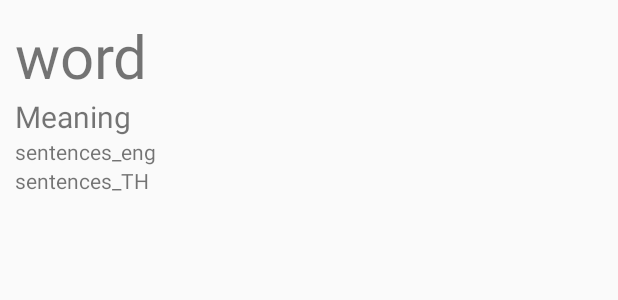
After one commit to chanon1261/499, an Android app: the layout word_list.xml on its own in the app's theme, with its tools: preview values and no code run, on a phone screen of 412 x 824 dp. The commit adds this screen. Shown: the top 300 px of the screen. Run offline under Robolectric (Android 15) with nearby library versions, the phone set to English and light mode, and no system bars.

Commit message:
create file

```diff
--- /dev/null
+++ b/app/src/main/java/com/example/m/mproject499/Model/Words.kt
@@ -0,0 +1,5 @@
+package com.example.m.mproject499.Model
+
+
+
+class Words(var word: String, var meaning: String,var desc_eng:String,var desc_th:String)
--- a/app/src/main/res/layout/activity_words.xml
+++ b/app/src/main/res/layout/activity_words.xml
@@ -13,5 +13,10 @@
                 android:layout_height="wrap_content"
                 android:text="WORD"
         />
+        <android.support.v7.widget.RecyclerView
+                android:layout_width="match_parent"
+                android:layout_height="match_parent"
+                android:id="@+id/list_word"
+        />
 
 </LinearLayout>
--- /dev/null
+++ b/app/src/main/res/layout/word_list.xml
@@ -0,0 +1,65 @@
+<?xml version="1.0" encoding="utf-8"?>
+<layout>
+    <data>
+        <variable
+                name="word"
+                type="String" />
+        <variable
+                name="descEng"
+                type="String" />
+        <variable
+                name="meaning"
+                type="String" />
+        <variable
+                name="descTH"
+                type="String" />
+    </data>
+<LinearLayout xmlns:android="http://schemas.android.com/apk/res/android"
+              xmlns:tools="http://schemas.android.com/tools"
+              android:layout_width="match_parent"
+              android:layout_height="wrap_content"
+              android:orientation="vertical"
+>
+
+   <LinearLayout
+           android:id="@+id/days_view"
+           android:layout_marginTop="10dp"
+           android:layout_marginLeft="10dp"
+           android:layout_width="match_parent"
+           android:layout_height="wrap_content"
+           android:orientation="vertical">
+
+       <TextView
+               android:layout_width="wrap_content"
+               android:layout_height="wrap_content"
+               android:id="@+id/txtName"
+               tools:text="word"
+               android:textSize="40dp"
+               android:text="@{name}"/>
+
+       <TextView
+               android:layout_width="wrap_content"
+               android:layout_height="wrap_content"
+               android:textSize="20dp"
+               android:id="@+id/txtMeaning"
+               android:text="@{descEng}"
+               tools:text="Meaning"/>
+
+       <TextView
+               android:layout_width="wrap_content"
+               android:layout_height="wrap_content"
+               android:id="@+id/txtEng"
+               android:text="@{descEng}"
+               tools:text="sentences_eng"/>
+
+       <TextView
+               android:layout_width="wrap_content"
+               android:layout_height="wrap_content"
+               android:id="@+id/txtTH"
+               android:text="@{descTH}"
+               tools:text="sentences_TH"/>
+
+
+   </LinearLayout>
+</LinearLayout>
+</layout>
```
Also changed, not shown: app/src/main/java/com/example/m/mproject499/Adapter/WordsAdapter.kt (added, +60 -0 lines), 1 other file.
